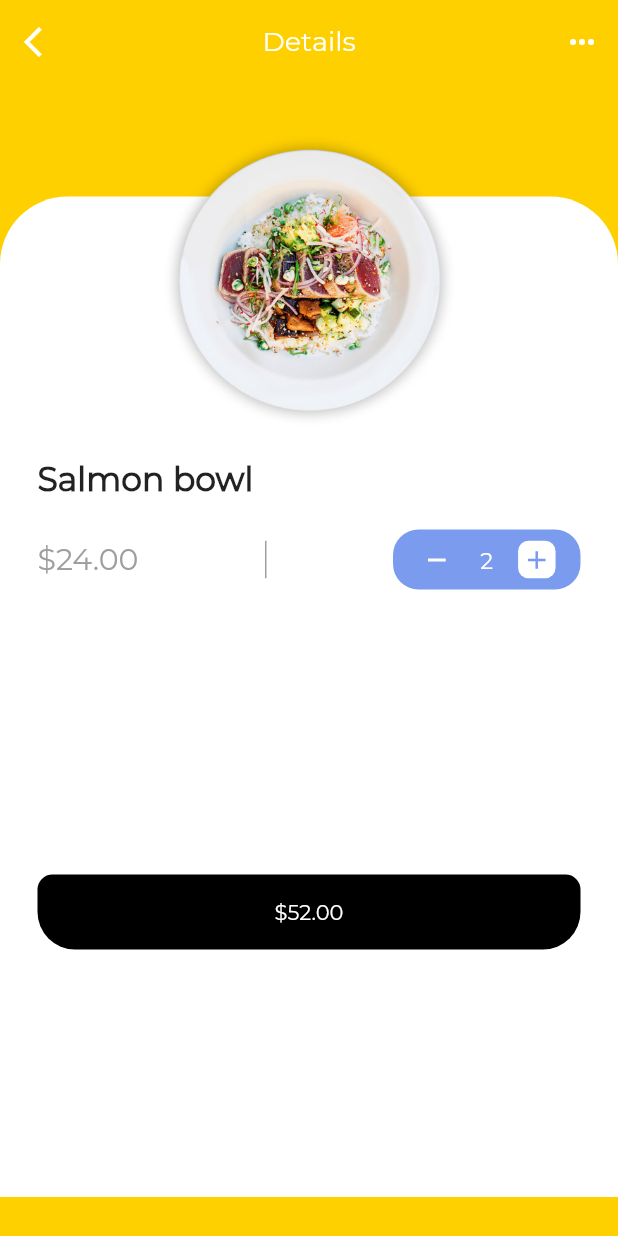
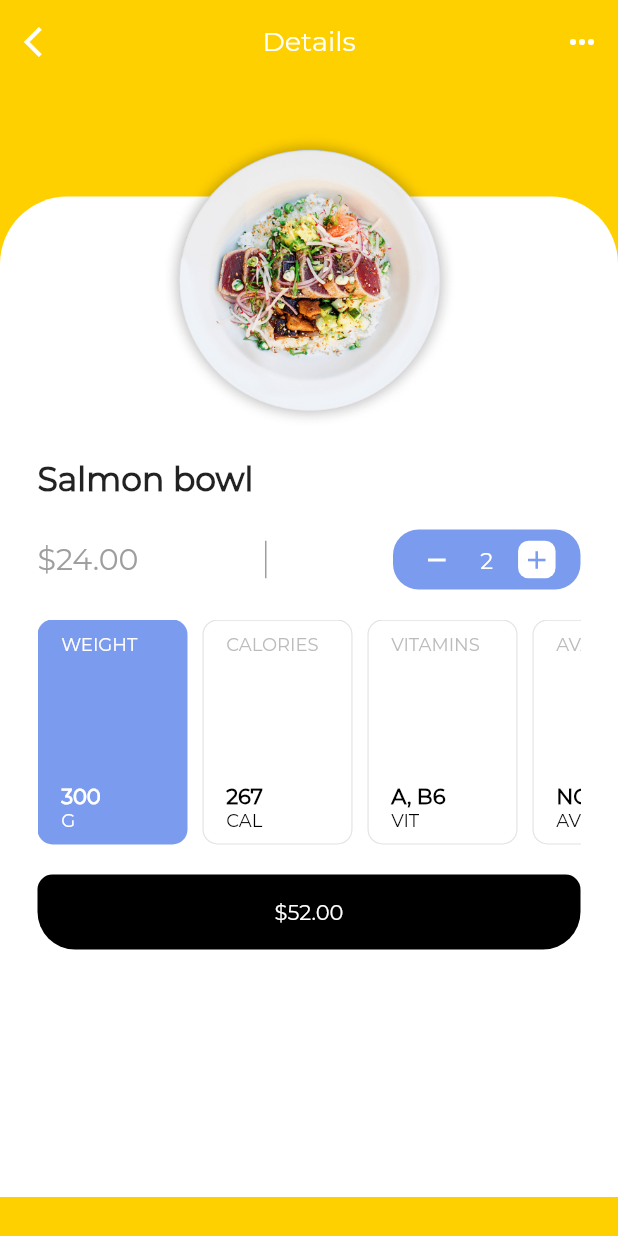
Before and after one commit to SaaamV/FittyFeed, a Flutter app: the screen it shows after launch, after a tap on "Salmon bowl", on a phone screen of 412 x 824 dp. Run offline on Flutter 3.47's test engine with Material 2 defaults, Android fonts, the light colour scheme and no system bars; project files that could hold a hidden picture were left out.

Commit message:
added nutrition data on details page

```diff
--- a/lib/detailsPage.dart
+++ b/lib/detailsPage.dart
@@ -152,13 +152,13 @@ class _DetailsPageState extends State<DetailsPage> {
                       child: ListView(
                         scrollDirection: Axis.horizontal,
                         children: <Widget>[
-                          // _buildInfoCard('WEIGHT', '300', 'G'),
-                          // const SizedBox(width: 10.0),
-                          //   _buildInfoCard('CALORIES', '267', 'CAL'),
-                          //   const SizedBox(width: 10.0),
-                          //   _buildInfoCard('VITAMINS', 'A, B6', 'VIT'),
-                          //   const SizedBox(width: 10.0),
-                          //   _buildInfoCard('AVAIL', 'NO', 'AV')
+                          _buildInfoCard('WEIGHT', '300', 'G'),
+                          const SizedBox(width: 10.0),
+                          _buildInfoCard('CALORIES', '267', 'CAL'),
+                          const SizedBox(width: 10.0),
+                          _buildInfoCard('VITAMINS', 'A, B6', 'VIT'),
+                          const SizedBox(width: 10.0),
+                          _buildInfoCard('AVAIL', 'NO', 'AV')
                         ],
                       )),
                   const SizedBox(height: 20.0),
@@ -186,4 +186,67 @@ class _DetailsPageState extends State<DetailsPage> {
           ])
         ]));
   }
+
+  Widget _buildInfoCard(String cardTitle, String info, String unit) {
+    return InkWell(
+        onTap: () {
+          // selectCard(cardTitle);
+        },
+        child: AnimatedContainer(
+            duration: Duration(milliseconds: 500),
+            curve: Curves.easeIn,
+            decoration: BoxDecoration(
+              borderRadius: BorderRadius.circular(10.0),
+              color:
+                  cardTitle == selectedCard ? Color(0xFF7A9BEE) : Colors.white,
+              border: Border.all(
+                  color: cardTitle == selectedCard
+                      ? Colors.transparent
+                      : Colors.grey.withOpacity(0.3),
+                  style: BorderStyle.solid,
+                  width: 0.75),
+            ),
+            height: 100.0,
+            width: 100.0,
+            child: Column(
+                mainAxisAlignment: MainAxisAlignment.spaceBetween,
+                crossAxisAlignment: CrossAxisAlignment.start,
+                children: [
+                  Padding(
+                    padding: const EdgeInsets.only(top: 8.0, left: 15.0),
+                    child: Text(cardTitle,
+                        style: TextStyle(
+                          fontFamily: 'Montserrat',
+                          fontSize: 12.0,
+                          color: cardTitle == selectedCard
+                              ? Colors.white
+                              : Colors.grey.withOpacity(0.7),
+                        )),
+                  ),
+                  Padding(
+                    padding: const EdgeInsets.only(left: 15.0, bottom: 8.0),
+                    child: Column(
+                      crossAxisAlignment: CrossAxisAlignment.start,
+                      children: <Widget>[
+                        Text(info,
+                            style: TextStyle(
+                                fontFamily: 'Montserrat',
+                                fontSize: 14.0,
+                                color: cardTitle == selectedCard
+                                    ? Colors.white
+                                    : Colors.black,
+                                fontWeight: FontWeight.bold)),
+                        Text(unit,
+                            style: TextStyle(
+                              fontFamily: 'Montserrat',
+                              fontSize: 12.0,
+                              color: cardTitle == selectedCard
+                                  ? Colors.white
+                                  : Colors.black,
+                            ))
+                      ],
+                    ),
+                  )
+                ])));
+  }
 }
```
